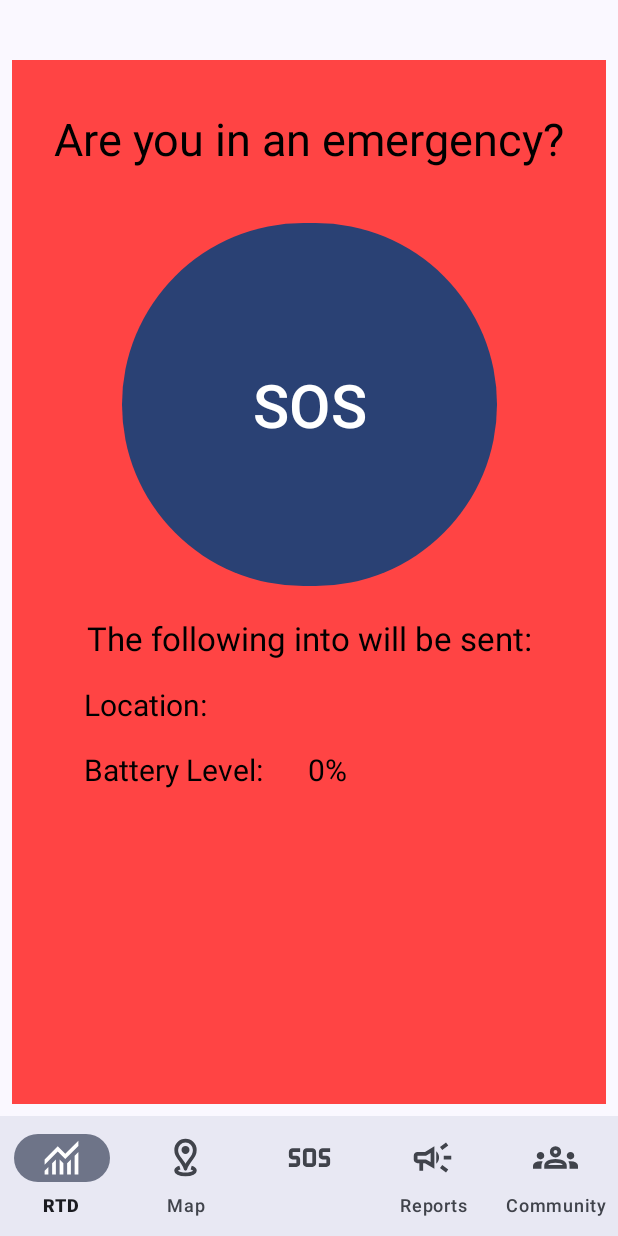
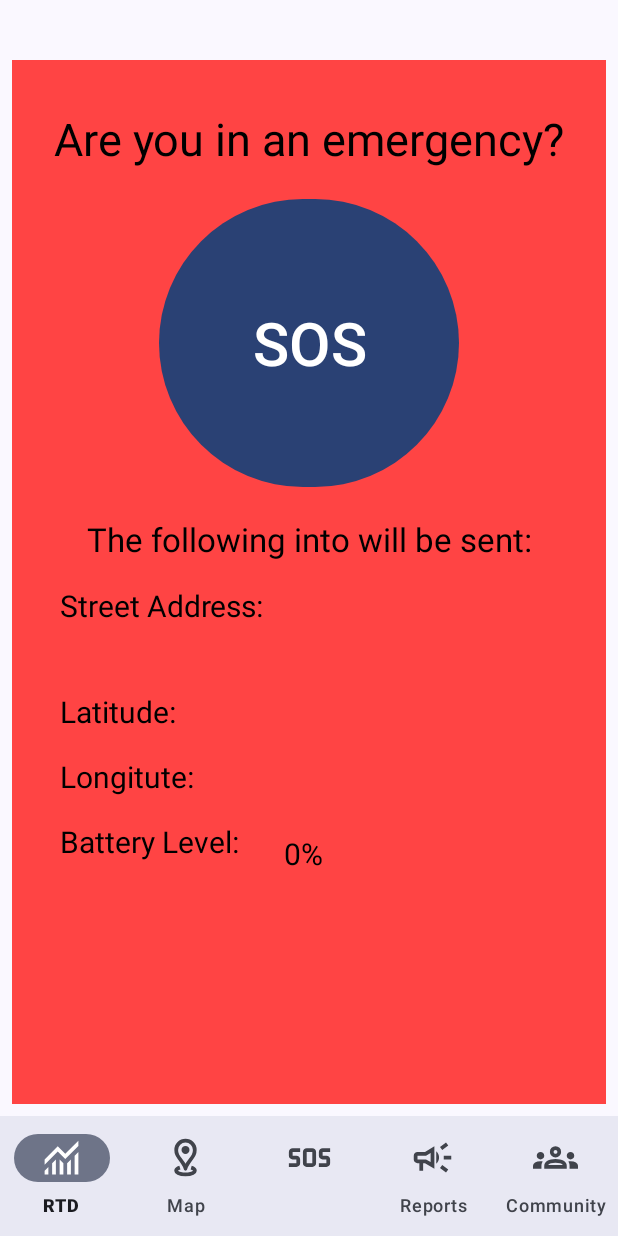
Before and after one commit to namekeptanonymous/COSC341-Project, an Android app: the SOSFragment screen opened through its navigation route, after a tap on "SOS", on a phone screen of 412 x 824 dp. Run offline under Robolectric (Android 15) with nearby library versions, the phone set to English and light mode, and no system bars; our stand-ins replace Firebase (no records; nobody signed in at launch, a user with empty details on screens opened directly), navigation-ui; 2 statements that could not run were skipped.

Commit message:
finalize sos

```diff
--- a/app/src/main/java/com/namekept/cosc341project/SOSFragment.java
+++ b/app/src/main/java/com/namekept/cosc341project/SOSFragment.java
@@ -84,7 +84,16 @@ public class SOSFragment extends Fragment {
 
         textView5 = view.findViewById(R.id.textView5);
 
-        Handler handler = new Handler();
+
+        IntentFilter ifilter = new IntentFilter(Intent.ACTION_BATTERY_CHANGED);
+        Intent batteryStatus = requireContext().registerReceiver(null, ifilter);
+        int level = batteryStatus.getIntExtra(BatteryManager.EXTRA_LEVEL, -1);
+        int scale = batteryStatus.getIntExtra(BatteryManager.EXTRA_SCALE, -1);
+
+        float batteryPct = level * 100 / (float)scale;
+        textView3.setText((int) batteryPct + "%");
+        textView3.setVisibility(View.VISIBLE);
+        textView5.setVisibility(View.VISIBLE);
 
         button.setOnClickListener(new View.OnClickListener() {
             @Override
@@ -105,20 +114,6 @@ public class SOSFragment extends Fragment {
 
                 // Start the color animation
                 colorAnimation.start();
-                handler.postDelayed(new Runnable() {
-                    @Override
-                    public void run() {
-                        IntentFilter ifilter = new IntentFilter(Intent.ACTION_BATTERY_CHANGED);
-                        Intent batteryStatus = requireContext().registerReceiver(null, ifilter);
-                        int level = batteryStatus.getIntExtra(BatteryManager.EXTRA_LEVEL, -1);
-                        int scale = batteryStatus.getIntExtra(BatteryManager.EXTRA_SCALE, -1);
-
-                        float batteryPct = level * 100 / (float)scale;
-                        textView3.setText((int) batteryPct + "%");
-                        textView3.setVisibility(View.VISIBLE);
-                        textView5.setVisibility(View.VISIBLE);
-                    }
-                }, 400);
             }
         });
     }
@@ -133,6 +128,10 @@ public class SOSFragment extends Fragment {
                             if (location != null) {
                                 latitude = location.getLatitude();
                                 longitude = location.getLongitude();
+                                TextView latText = fragmentView.findViewById(R.id.lat);
+                                TextView longText = fragmentView.findViewById(R.id.longitude);
+                                latText.setText(latitude+"");
+                                longText.setText(longitude+"");
                                 getAddressFromLocation(getContext(), latitude, longitude);
                             } else {
                                 textView5 = fragmentView.findViewById(R.id.textView5);
--- a/app/src/main/res/layout/fragment_s_o_s.xml
+++ b/app/src/main/res/layout/fragment_s_o_s.xml
@@ -44,9 +44,9 @@
 
             <Button
                 android:id="@+id/button2"
-                android:layout_width="250dp"
-                android:layout_height="250dp"
-                android:layout_marginTop="32dp"
+                android:layout_width="200dp"
+                android:layout_height="200dp"
+                android:layout_marginTop="16dp"
                 android:onClick="clicked"
 
                 android:text="SOS"
@@ -74,54 +74,111 @@
                 android:id="@+id/Location"
                 android:layout_width="wrap_content"
                 android:layout_height="wrap_content"
-                android:layout_marginStart="48dp"
+                android:layout_marginStart="32dp"
                 android:layout_marginTop="16dp"
-                android:text="Location:"
+                android:text="Street Address:"
                 android:textColor="@color/black"
                 android:textSize="20sp"
                 app:layout_constraintStart_toStartOf="parent"
                 app:layout_constraintTop_toBottomOf="@+id/textView" />
 
             <TextView
-                android:id="@+id/battery"
+                android:id="@+id/Location2"
                 android:layout_width="wrap_content"
                 android:layout_height="wrap_content"
-                android:layout_marginStart="48dp"
+                android:layout_marginStart="32dp"
                 android:layout_marginTop="16dp"
-                android:text="Battery Level:"
+                android:text="Longitute:"
+                android:textColor="@color/black"
+                android:textSize="20sp"
+                app:layout_constraintStart_toStartOf="parent"
+                app:layout_constraintTop_toBottomOf="@+id/Location3" />
+
+            <TextView
+                android:id="@+id/Location3"
+                android:layout_width="wrap_content"
+                android:layout_height="wrap_content"
+                android:layout_marginStart="32dp"
+                android:layout_marginTop="8dp"
+                android:text="Latitude:"
                 android:textColor="@color/black"
                 android:textSize="20sp"
                 app:layout_constraintStart_toStartOf="parent"
                 app:layout_constraintTop_toBottomOf="@+id/textView5" />
 
             <TextView
+                android:id="@+id/battery"
+                android:layout_width="wrap_content"
+                android:layout_height="wrap_content"
+                android:layout_marginStart="32dp"
+                android:layout_marginTop="16dp"
+                android:text="Battery Level:"
+                android:textColor="@color/black"
+                android:textSize="20sp"
+                app:layout_constraintStart_toStartOf="parent"
+                app:layout_constraintTop_toBottomOf="@+id/Location2" />
+
+            <TextView
                 android:id="@+id/textView3"
-                android:layout_width="wrap_content"
+                android:layout_width="0dp"
                 android:layout_height="wrap_content"
                 android:layout_marginStart="30dp"
                 android:layout_marginTop="16dp"
+                android:layout_marginEnd="32dp"
                 android:text=""
                 android:textColor="@color/black"
                 android:textSize="20sp"
-                android:visibility="invisible"
+                android:visibility="visible"
+                app:layout_constraintEnd_toEndOf="parent"
+                app:layout_constraintHorizontal_bias="0.0"
                 app:layout_constraintStart_toEndOf="@+id/battery"
-                app:layout_constraintTop_toBottomOf="@+id/textView5" />
+                app:layout_constraintTop_toBottomOf="@+id/longitude" />
 
             <TextView
                 android:id="@+id/textView5"
                 android:layout_width="0dp"
                 android:layout_height="wrap_content"
-                android:layout_marginStart="30dp"
+                android:layout_marginStart="32dp"
+                android:layout_marginTop="8dp"
+                android:layout_marginEnd="32dp"
+                android:textColor="@color/black"
+                android:textSize="20sp"
+                android:visibility="visible"
+                app:layout_constraintEnd_toEndOf="parent"
+                app:layout_constraintStart_toStartOf="parent"
+                app:layout_constraintTop_toBottomOf="@+id/Location" />
+
+            <TextView
+                android:id="@+id/lat"
+                android:layout_width="0dp"
+                android:layout_height="wrap_content"
+                android:layout_marginStart="16dp"
                 android:layout_marginTop="16dp"
-                android:layout_marginEnd="48dp"
+                android:layout_marginEnd="32dp"
                 android:text=""
                 android:textColor="@color/black"
                 android:textSize="20sp"
-                android:visibility="invisible"
+                android:visibility="visible"
+                app:layout_constraintEnd_toEndOf="parent"
+                app:layout_constraintHorizontal_bias="1.0"
+                app:layout_constraintStart_toEndOf="@+id/Location3"
+                app:layout_constraintTop_toBottomOf="@+id/textView5" />
+
+            <TextView
+                android:id="@+id/longitude"
+                android:layout_width="0dp"
+                android:layout_height="wrap_content"
+                android:layout_marginStart="16dp"
+                android:layout_marginTop="16dp"
+                android:layout_marginEnd="32dp"
+                android:text=""
+                android:textColor="@color/black"
+                android:textSize="20sp"
+                android:visibility="visible"
                 app:layout_constraintEnd_toEndOf="parent"
                 app:layout_constraintHorizontal_bias="0.0"
-                app:layout_constraintStart_toEndOf="@+id/Location"
-                app:layout_constraintTop_toBottomOf="@+id/textView" />
+                app:layout_constraintStart_toEndOf="@+id/Location2"
+                app:layout_constraintTop_toBottomOf="@+id/lat" />
 
 
         </androidx.constraintlayout.widget.ConstraintLayout>
```
